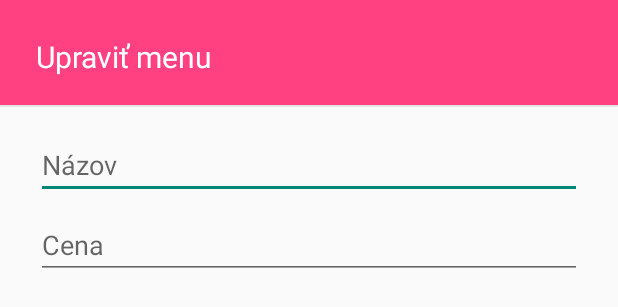
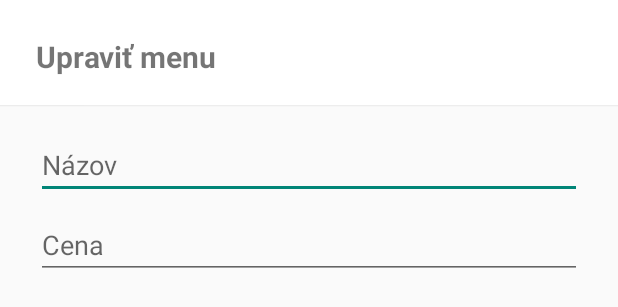
Before and after one commit to xkovacikm/AndroidNfcReader, an Android app: the layout dialog_edit_menu.xml on its own in the app's theme, with its tools: preview values and no code run, on a phone screen of 412 x 824 dp. Shown: the top 307 px of the screen. Run offline under Robolectric (Android 15) with nearby library versions, the phone set to English and light mode, and no system bars.

Commit message:
editácia jedál v dialogovom okne

```diff
--- a/app/src/main/res/layout/dialog_edit_menu.xml
+++ b/app/src/main/res/layout/dialog_edit_menu.xml
@@ -11,8 +11,8 @@
             android:layout_width="match_parent"
             android:layout_height="70dp"
             android:scaleType="center"
-            android:background="@color/colorAccent"
-            android:elevation="4dp"
+            android:background="#ffffff"
+            android:elevation="1dp"
             />
         <TextView
             android:layout_width="wrap_content"
@@ -23,14 +23,14 @@
             android:paddingLeft="24dp"
             android:paddingRight="24dp"
             android:paddingBottom="20dp"
-            android:textColor="#ffffffff"
-            android:elevation="4dp"
+            android:elevation="1dp"
+            android:textStyle="bold"
             />
     </RelativeLayout>
 
     <EditText
-        android:id="@+id/username"
-        android:inputType="textEmailAddress"
+        android:id="@+id/menu_name_input"
+        android:inputType="text"
         android:layout_width="match_parent"
         android:layout_height="wrap_content"
         android:layout_marginTop="16dp"
@@ -39,8 +39,8 @@
         android:layout_marginBottom="4dp"
         android:hint="@string/menu_name" />
     <EditText
-        android:id="@+id/password"
-        android:inputType="textPassword"
+        android:id="@+id/menu_price_input"
+        android:inputType="numberDecimal"
         android:layout_width="match_parent"
         android:layout_height="wrap_content"
         android:layout_marginTop="4dp"
--- a/app/src/main/res/values/strings.xml
+++ b/app/src/main/res/values/strings.xml
@@ -1,5 +1,5 @@
 <resources>
-    <string name="app_name">Automat NFC</string>
+    <string name="app_name">Bavanier</string>
     <string name="message_tag_detected">Prečítaná karta</string>
     <string name="empty_card_number">Nečitateľné číslo karty, skúste znova!</string>
     <string name="deposit_hint_message">Vklad</string>
```
Also changed, not shown: app/src/main/java/com/example/demeterovci/androidnfc/MainActivity.java (+41 -8 lines), app/src/main/java/com/example/demeterovci/androidnfc/MenuEditDialogFragment.java (+52 -7 lines), app/src/main/java/com/example/demeterovci/androidnfc/MyAdapter.java (+7 -2 lines).
